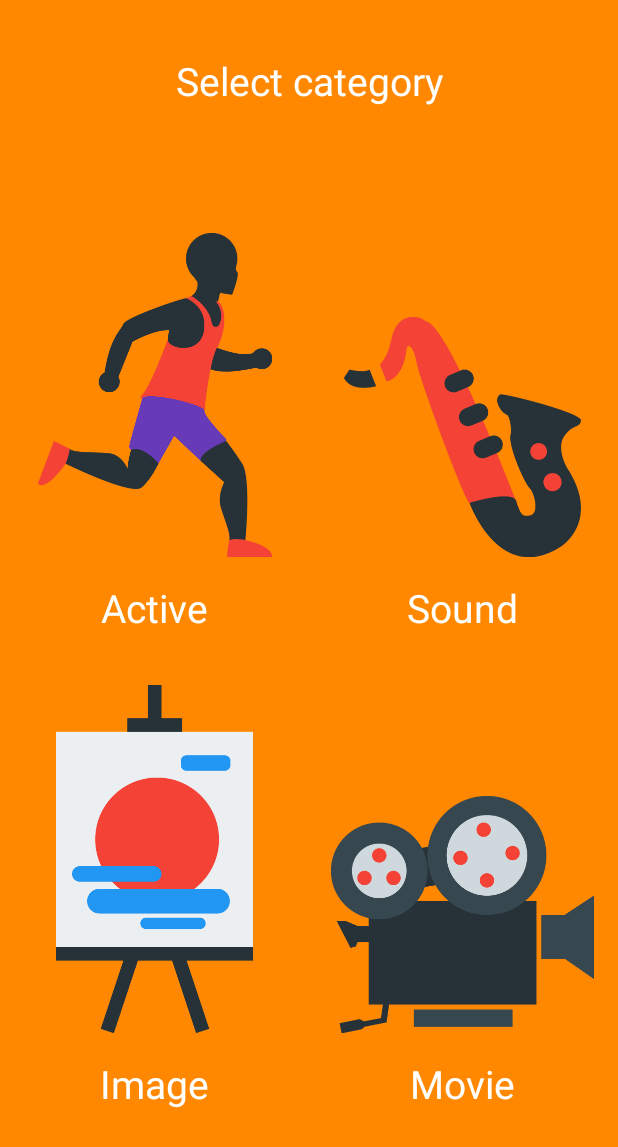
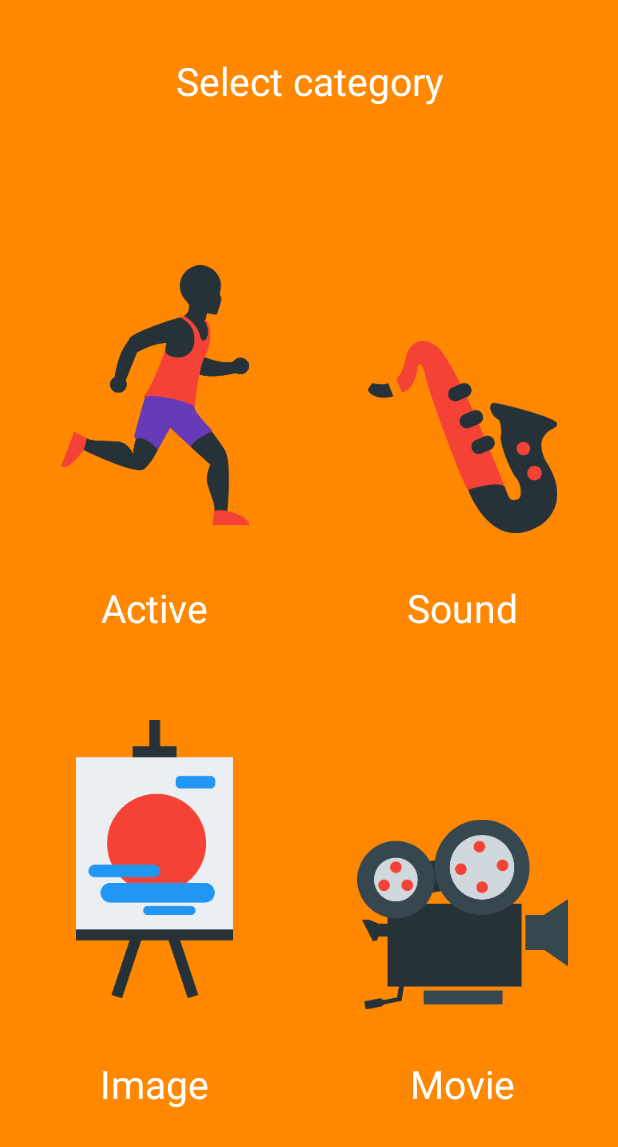
Before and after one commit to Marchuck/Louis, an Android app: the fragment CategoryFragment shown on its own in the app's theme, on a phone screen of 412 x 824 dp. Shown: the top 1147 px of the screen. Run offline under Robolectric (Android 15) with nearby library versions, the phone set to English and light mode, and no system bars; our stand-ins replace ButterKnife.

Commit message:
louis sdvsdv

```diff
--- a/app/src/main/res/layout/fragment_category.xml
+++ b/app/src/main/res/layout/fragment_category.xml
@@ -1,9 +1,9 @@
 <?xml version="1.0" encoding="utf-8"?>
 <RelativeLayout xmlns:android="http://schemas.android.com/apk/res/android"
-                xmlns:tools="http://schemas.android.com/tools"
-                android:layout_width="match_parent"
-                android:layout_height="match_parent"
-                android:background="@android:color/holo_orange_dark">
+    xmlns:tools="http://schemas.android.com/tools"
+    android:layout_width="match_parent"
+    android:layout_height="match_parent"
+    android:background="@android:color/holo_orange_dark">
 
     <TextView
         android:id="@+id/text1"
@@ -14,7 +14,7 @@
         android:layout_margin="24dp"
         android:gravity="center"
         android:paddingTop="12dp"
-        android:text="Select category"/>
+        android:text="Select category" />
 
     <RelativeLayout
         android:id="@+id/item_choose_layout"
@@ -28,7 +28,7 @@
             android:id="@+id/view"
             android:layout_width="2dp"
             android:layout_height="2dp"
-            android:layout_centerInParent="true"/>
+            android:layout_centerInParent="true" />
 
         <RelativeLayout
             android:layout_width="match_parent"
@@ -45,15 +45,18 @@
                 android:layout_alignParentBottom="true"
                 android:layout_centerHorizontal="true"
                 android:layout_marginBottom="8dp"
-                android:text="Active"/>
+                android:text="Active" />
 
-            <ImageView
+            <pl.kitowcy.louis.proposition.ClickableImageView
+                android:id="@+id/activeImage"
                 android:layout_width="wrap_content"
                 android:layout_height="wrap_content"
                 android:layout_above="@id/textactive"
                 android:layout_centerHorizontal="true"
                 android:padding="16dp"
-                android:src="@drawable/category_active"/>
+                android:scaleX="0.8"
+                android:scaleY="0.8"
+                android:src="@drawable/category_active" />
 
 
         </RelativeLayout>
@@ -72,15 +75,18 @@
                 android:layout_alignParentBottom="true"
                 android:layout_centerHorizontal="true"
                 android:layout_marginBottom="8dp"
-                android:text="Image"/>
+                android:text="Image" />
 
-            <ImageView
+            <pl.kitowcy.louis.proposition.ClickableImageView
+                android:id="@+id/imageImage"
                 android:layout_width="wrap_content"
                 android:layout_height="wrap_content"
                 android:layout_above="@id/textimage"
                 android:layout_centerHorizontal="true"
                 android:padding="16dp"
-                android:src="@drawable/category_image"/>
+                android:scaleX="0.8"
+                android:scaleY="0.8"
+                android:src="@drawable/category_image" />
 
         </RelativeLayout>
 
@@ -98,15 +104,18 @@
                 android:layout_alignParentBottom="true"
                 android:layout_centerHorizontal="true"
                 android:layout_marginBottom="8dp"
-                android:text="Sound"/>
+                android:text="Sound" />
 
-            <ImageView
+            <pl.kitowcy.louis.proposition.ClickableImageView
+                android:id="@+id/soundImage"
                 android:layout_width="wrap_content"
                 android:layout_height="wrap_content"
                 android:layout_above="@id/textsound"
                 android:layout_centerHorizontal="true"
                 android:padding="16dp"
-                android:src="@drawable/category_sound"/>
+                android:scaleX="0.8"
+                android:scaleY="0.8"
+                android:src="@drawable/category_sound" />
 
 
         </RelativeLayout>
@@ -125,15 +134,18 @@
                 android:layout_alignParentBottom="true"
                 android:layout_centerHorizontal="true"
                 android:layout_marginBottom="8dp"
-                android:text="Movie"/>
+                android:text="Movie" />
 
-            <ImageView
+            <pl.kitowcy.louis.proposition.ClickableImageView
+                android:id="@+id/movieImage"
                 android:layout_width="wrap_content"
                 android:layout_height="wrap_content"
                 android:layout_above="@id/textmovie"
                 android:layout_centerHorizontal="true"
                 android:padding="16dp"
-                android:src="@drawable/category_movie"/>
+                android:scaleX="0.8"
+                android:scaleY="0.8"
+                android:src="@drawable/category_movie" />
 
         </RelativeLayout>
 
```
Also changed, not shown: app/src/main/java/pl/kitowcy/louis/facedetection/GetMoodFragment.java (+9 -8 lines), app/src/main/java/pl/kitowcy/louis/proposition/ClickableImageView.java (added, +67 -0 lines).
